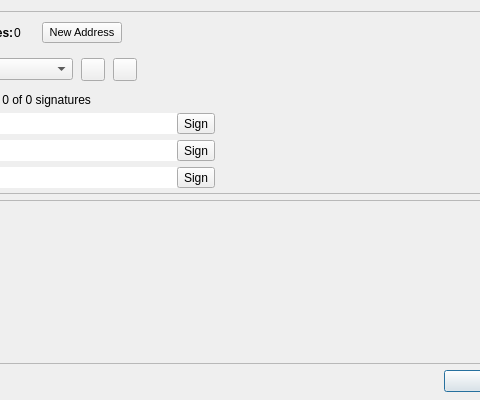
This is src/qt/forms/multisigdialog.ui in 60E/naocanfen as Qt 5 draws it before an edit; both pictures show x 245 to 725 and y 0 to 400 of the 850 by 400 pixel window. The edited form follows.
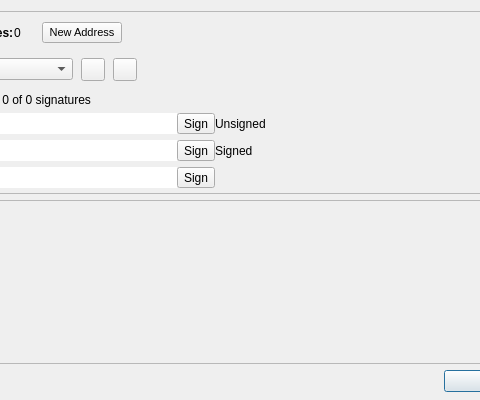
This is the edited form. Icons and pictures are not drawn.

Commit message: check which pubkey is signed

The edit to the form file:
```diff
--- a/src/qt/forms/multisigdialog.ui
+++ b/src/qt/forms/multisigdialog.ui
@@ -446,6 +446,13 @@
                    </property>
                   </widget>
                  </item>
+                 <item>
+                  <widget class="QLabel" name="labelIsSign0">
+                   <property name="text">
+                    <string>Unsigned</string>
+                   </property>
+                  </widget>
+                 </item>
                  <item>
                   <spacer name="horizontalSpacer_4">
                    <property name="orientation">
@@ -502,6 +509,13 @@
                    </property>
                   </widget>
                  </item>
+                 <item>
+                  <widget class="QLabel" name="labelIsSign1">
+                   <property name="text">
+                    <string>Signed</string>
+                   </property>
+                  </widget>
+                 </item>
                  <item>
                   <spacer name="horizontalSpacer_5">
                    <property name="orientation">
```
Left out of the diff: 7 changed lines with no effect on the pictures. The commit also changes 4 other files.
